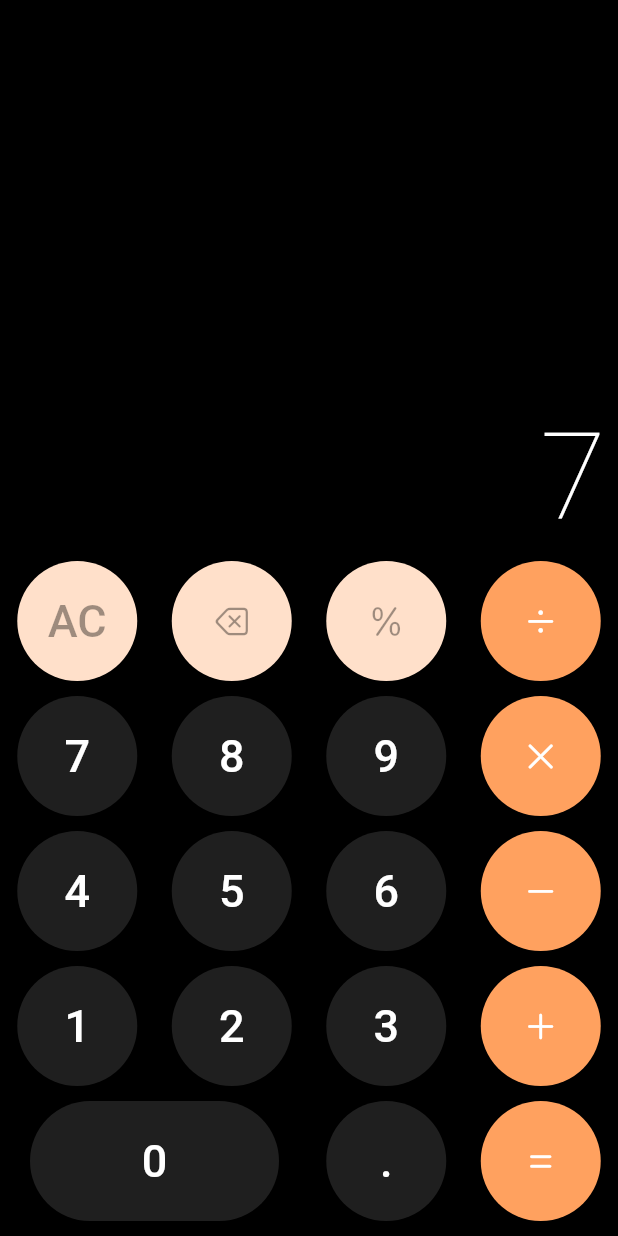
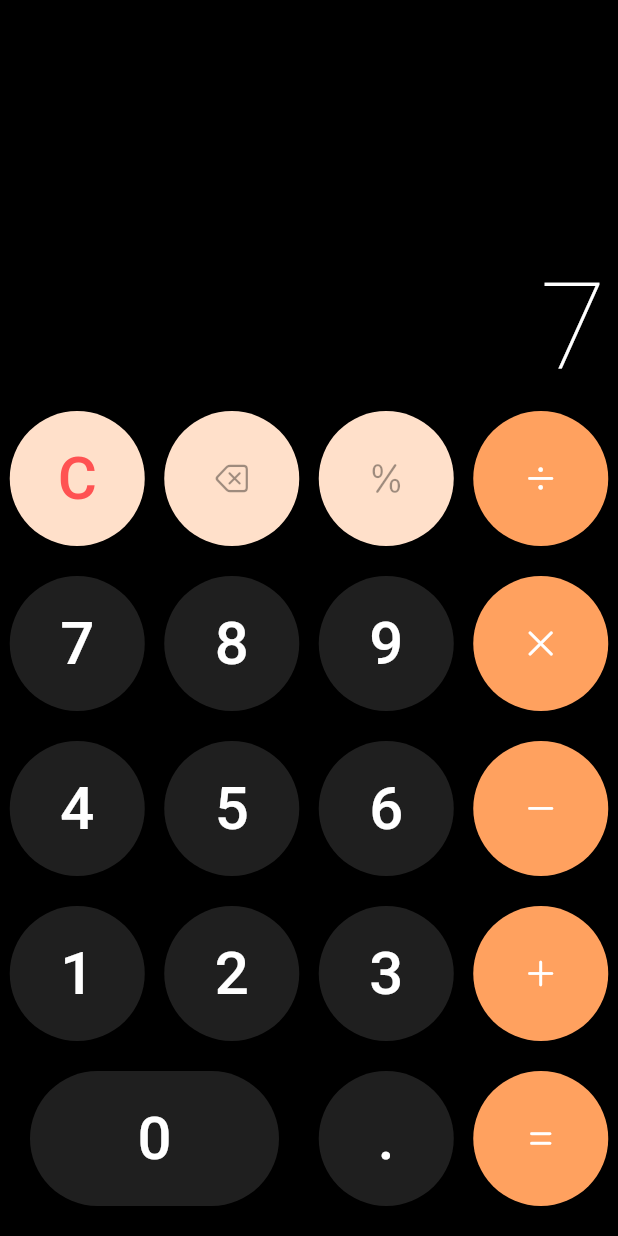
Before and after one commit to yamacinelli/calculator-flutter, a Flutter app: the screen it shows after launch, after a tap on an icon or button, on a phone screen of 412 x 824 dp. Run offline on Flutter 3.47's test engine with Material 2 defaults, Android fonts, the phone set to English and light mode, and no system bars; drawn by our look-alikes of auto_size_text.

Commit message:
Add: => Function to build Operation Display;

```diff
--- a/lib/calculator.dart
+++ b/lib/calculator.dart
@@ -15,12 +15,42 @@ class CalculatorState extends State<Calculator> {
   Widget build(BuildContext buildContext) {
     return Scaffold(
         backgroundColor: Colors.black,
-        body: Column(children: <Widget>[buildDisplay(), buildKeyboard()]));
+        body: Column(children: <Widget>[buildOperationDoDisplay(), buildDisplay(), buildKeyboard()]));
+  }
+
+  Widget buildOperationDoDisplay() {
+    return Expanded(
+        flex: 2,
+        child: Container(
+          color: Colors.black,
+          child: Column(
+            mainAxisAlignment: MainAxisAlignment.end,
+            crossAxisAlignment: CrossAxisAlignment.stretch,
+            children: <Widget>[
+              Padding(
+                padding: const EdgeInsets.all(8.0),
+                child: AutoSizeText(
+                  memory.operationDo,
+                    minFontSize: 20.0,
+                    maxFontSize: 40.0,
+                    maxLines: 1,
+                    textAlign: TextAlign.end,
+                    style: const TextStyle(
+                        fontWeight: FontWeight.w200,
+                        decoration: TextDecoration.none,
+                        fontSize: 80.0,
+                        color: Colors.white60)
+                ),
+              )
+            ],
+          ),
+        )
+    );
   }
 
   Widget buildDisplay() {
     return Expanded(
-        flex: 1,
+        flex: 0,
         child: Container(
           color: Colors.black,
           child: Column(
@@ -41,7 +71,8 @@ class CalculatorState extends State<Calculator> {
                           color: Colors.white)))
             ],
           ),
-        ));
+        )
+    );
   }
 
   Widget buildKeyboardButton(String label,
@@ -51,19 +82,20 @@ class CalculatorState extends State<Calculator> {
     return Expanded(
         flex: flex,
         child: Container(
-          margin: const EdgeInsets.only(bottom: 10.0),
+          margin: const EdgeInsets.only(bottom: 20.0),
           child: ElevatedButton(
               style: ElevatedButton.styleFrom(
                   foregroundColor: textColor,
                   backgroundColor: backgroundColor,
                   shape: const CircleBorder()),
-              child: Text(label, style: const TextStyle(fontSize: 30)),
+              child: Text(label, style: const TextStyle(fontSize: 40)),
               onPressed: () {
                 setState(() {
                   memory.applyCommand(label);
                 });
               }),
-        ));
+        )
+    );
   }
 
   Widget buildKeyboardButtonZero(String label,
@@ -73,19 +105,20 @@ class CalculatorState extends State<Calculator> {
     return Expanded(
         flex: flex,
         child: Container(
-          margin: const EdgeInsets.only(left: 20.0, right: 20.0, bottom: 10.0),
+          margin: const EdgeInsets.only(left: 20.0, right: 20.0, bottom: 20.0),
           child: ElevatedButton(
               style: ElevatedButton.styleFrom(
                   foregroundColor: textColor,
                   backgroundColor: backgroundColor,
                   shape: const StadiumBorder()),
-              child: Text(label, style: const TextStyle(fontSize: 30)),
+              child: Text(label, style: const TextStyle(fontSize: 40)),
               onPressed: () {
                 setState(() {
                   memory.applyCommand(label);
                 });
               }),
-        ));
+        )
+    );
   }
 
   Widget buildKeyboardButtonIcon(IconData icon, String label,
@@ -95,7 +128,7 @@ class CalculatorState extends State<Calculator> {
     return Expanded(
         flex: flex,
         child: Container(
-          margin: const EdgeInsets.only(bottom: 10.0),
+          margin: const EdgeInsets.only(bottom: 20.0),
           decoration: ShapeDecoration(
               color: backgroundColor, shape: const CircleBorder()),
           child: IconButton(
@@ -109,21 +142,22 @@ class CalculatorState extends State<Calculator> {
                   memory.applyCommand(label);
                 });
               }),
-        ));
+        )
+    );
   }
 
   Widget buildKeyboard() {
     return Container(
         color: Colors.black,
-        height: 450.0,
+        height: 550.0,
         child: Column(children: <Widget>[
           Expanded(
               flex: 1,
               child: Row(
                 crossAxisAlignment: CrossAxisAlignment.stretch,
                 children: <Widget>[
-                  buildKeyboardButton('AC',
-                      textColor: Colors.black38,
+                  buildKeyboardButton('C',
+                      textColor: Colors.redAccent,
                       backgroundColor: const Color(0xffFFE0CA)),
                   buildKeyboardButtonIcon(CupertinoIcons.delete_left, 'DEL',
                       textColor: Colors.black38,
@@ -134,7 +168,8 @@ class CalculatorState extends State<Calculator> {
                   buildKeyboardButtonIcon(CupertinoIcons.divide, '/',
                       backgroundColor: const Color(0xffFFA15F)),
                 ],
-              )),
+              )
+          ),
           Expanded(
               flex: 1,
               child: Row(
@@ -145,7 +180,9 @@ class CalculatorState extends State<Calculator> {
                     buildKeyboardButton('9'),
                     buildKeyboardButtonIcon(CupertinoIcons.xmark, 'x',
                         backgroundColor: const Color(0xffFFA15F)),
-                  ])),
+                  ]
+              )
+          ),
           Expanded(
               flex: 1,
               child: Row(
@@ -156,7 +193,9 @@ class CalculatorState extends State<Calculator> {
                     buildKeyboardButton('6'),
                     buildKeyboardButtonIcon(CupertinoIcons.minus, '-',
                         backgroundColor: const Color(0xffFFA15F)),
-                  ])),
+                  ]
+              )
+          ),
           Expanded(
               flex: 1,
               child: Row(
@@ -177,7 +216,11 @@ class CalculatorState extends State<Calculator> {
                     buildKeyboardButton('.'),
                     buildKeyboardButtonIcon(CupertinoIcons.equal, '=',
                         backgroundColor: const Color(0xffFFA15F)),
-                  ]))
-        ]));
+                  ]
+              )
+          )
+        ]
+        )
+    );
   }
 }
--- a/lib/memory.dart
+++ b/lib/memory.dart
@@ -12,7 +12,7 @@ class Memory {
   }
 
   void applyCommand(String command) {
-    if (command == 'AC') {
+    if (command == 'C') {
       clear();
     } else if (command == 'DEL') {
       deleteLastDigit();
@@ -45,6 +45,7 @@ class Memory {
     }
 
     if (operator != '=') this.operator = operator;
+
     result = buffer[0].toString();
     result = result.endsWith('.0') ? result.split('.')[0] : result;
 
```
Also changed, not shown: 1 other file.
